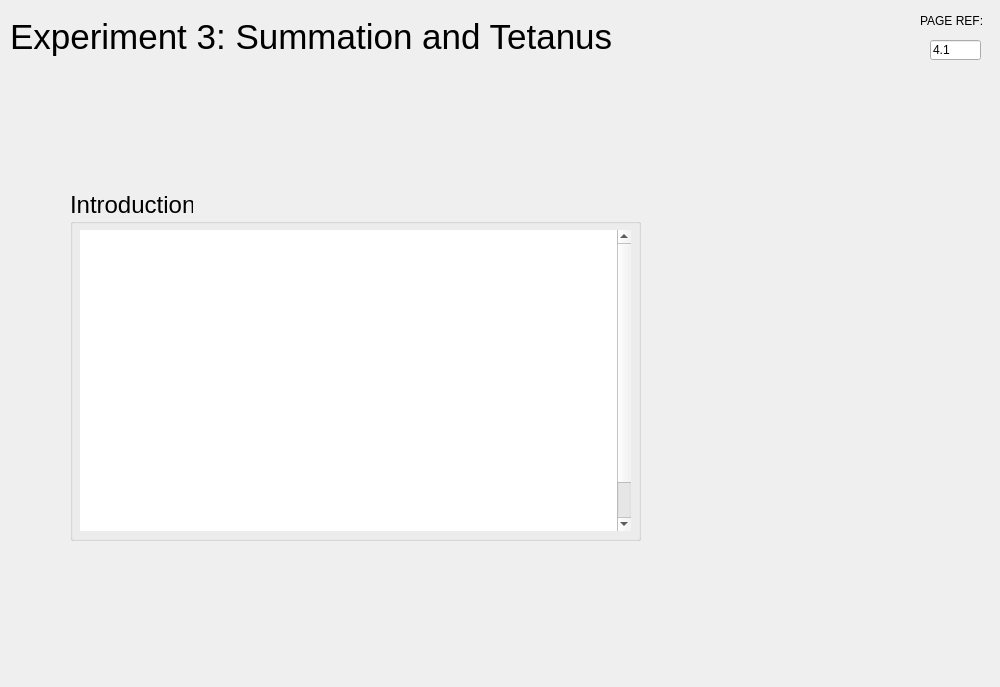
Qt form rsc/ui/experiment3_tetanus_one.ui (KarinaKarenik/Skeletal-Muscle-Contraction-Lab) before a commit.
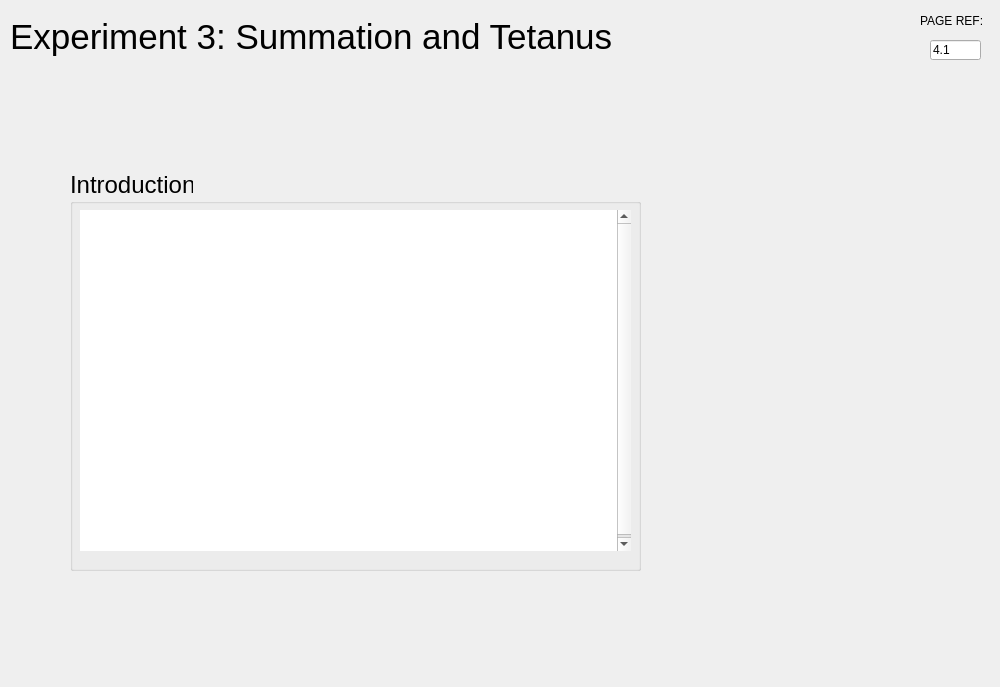
The same form after that commit. Icons and pictures are not drawn.

The edit to the form file:
```diff
--- a/rsc/ui/experiment3_tetanus_one.ui
+++ b/rsc/ui/experiment3_tetanus_one.ui
@@ -213,9 +213,9 @@
     <property name="geometry">
      <rect>
       <x>70</x>
-      <y>190</y>
+      <y>170</y>
       <width>571</width>
-      <height>351</height>
+      <height>401</height>
      </rect>
     </property>
     <property name="font">
@@ -232,7 +232,7 @@
        <x>10</x>
        <y>40</y>
        <width>551</width>
-       <height>301</height>
+       <height>341</height>
       </rect>
      </property>
      <property name="font">
```
